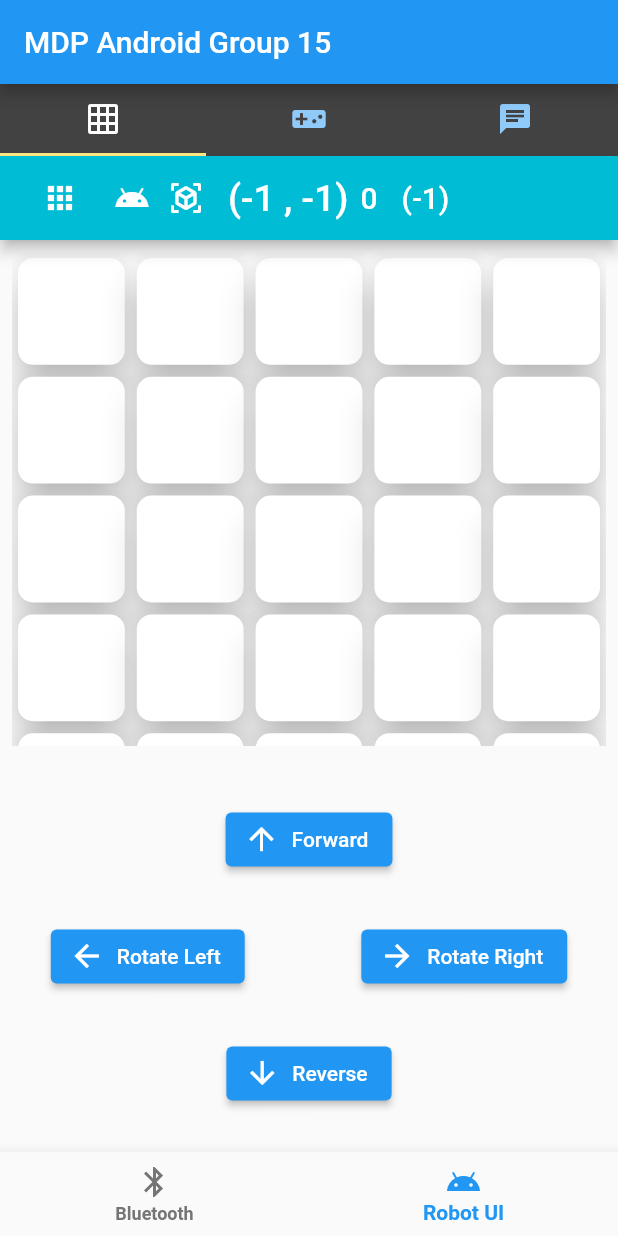
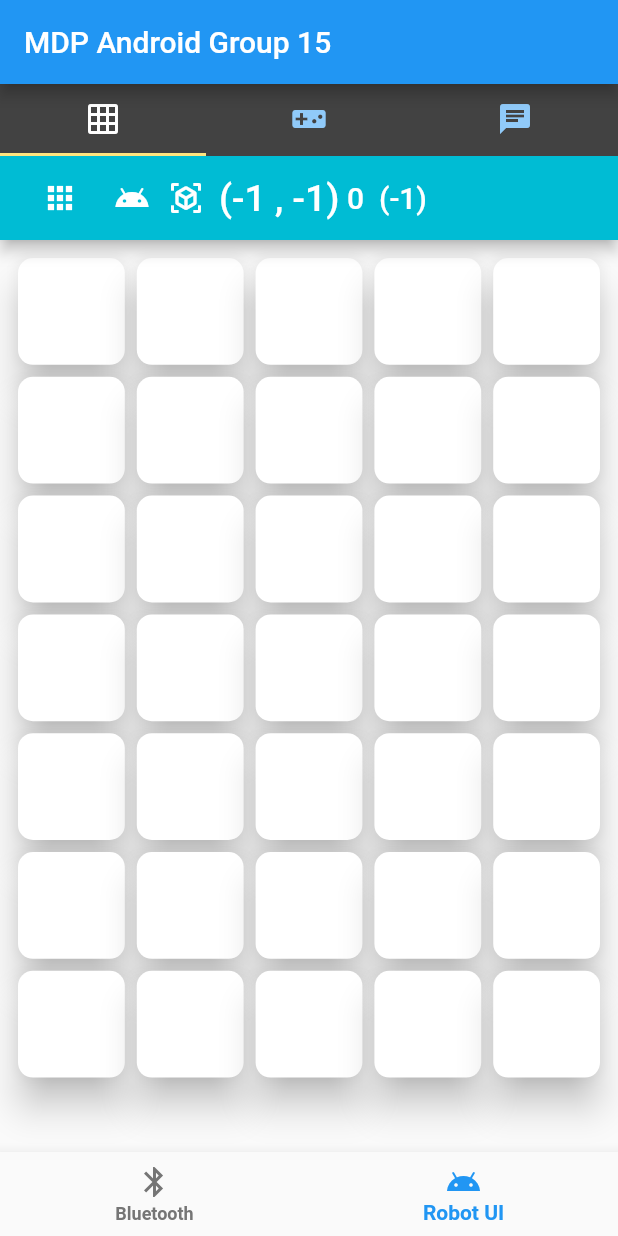
Before and after one commit to xKwan/MDP3004, a Flutter app: the screen it shows after launch, item 2 of the bottom bar chosen, on a phone screen of 412 x 824 dp. Run offline on Flutter 3.47's test engine with Material 2 defaults, Android fonts, the phone set to English and light mode, and no system bars; our stand-ins replace another_flushbar, flutter_bluetooth_serial, rxdart.

Commit message:
Update target face

```diff
--- a/lib/GridArena.dart
+++ b/lib/GridArena.dart
@@ -287,7 +287,7 @@ class GridArena extends StatefulWidget {
                  ),
 
                 Padding(
-                  padding: const EdgeInsets.fromLTRB(16.0, 8.0, 0.0, 8.0),
+                  padding: const EdgeInsets.fromLTRB(10.0, 8.0, 0.0, 8.0),
                   child: Container(
                     child: Text("("+
                         getRobotCoordinates()["x"].toString()+" , "+
@@ -302,12 +302,12 @@ class GridArena extends StatefulWidget {
                 ),
 
                 Padding(
-                  padding: const EdgeInsets.all(8.0),
+                  padding: const EdgeInsets.all(5.0),
                   child: Text(robotCurrentDirection),
                 ),
 
                 Padding(
-                  padding: const EdgeInsets.all(8.0),
+                  padding: const EdgeInsets.all(5.0),
                   child: Text("(" + robotIndex.toString() + ")"),
 
                 ),
@@ -337,7 +337,7 @@ class GridArena extends StatefulWidget {
                  child: Padding(
                    padding: const EdgeInsets.all(8.0),
                    child: Container(
-                      height: MediaQuery.of(context).size.height*.4,
+                      height: MediaQuery.of(context).size.height*.7,
                       //width: MediaQuery.of(context).size.width*.7,
                      child: GridView.count(
                        childAspectRatio: 1,
@@ -572,8 +572,9 @@ class GridArena extends StatefulWidget {
         }
 
         try {
-          Obstacle data = Obstacle.updateDirection(obstacles[dataString.split(',')[1]]!, dataString.split(',')[3].toString());
-          obstacles.update(int.parse(dataString.split(',')[1]), (value) => data);
+          print("Try");
+          Obstacle updatedObstacle = Obstacle.updateDirection(obstacles[int.parse(dataString.split(',')[1])]!, dataString.split(',')[3].toString());
+          obstacles.update(int.parse(dataString.split(',')[1]), (value) => updatedObstacle);
 
         } catch (e) {
           print(e);
--- a/pubspec.yaml
+++ b/pubspec.yaml
@@ -38,6 +38,7 @@ dev_dependencies:
   rxdart: ^0.27.1
   provider: ^6.0.0
   another_flushbar: ^1.10.24
+
 
 
 
```
Also changed, not shown: 3 other files.
